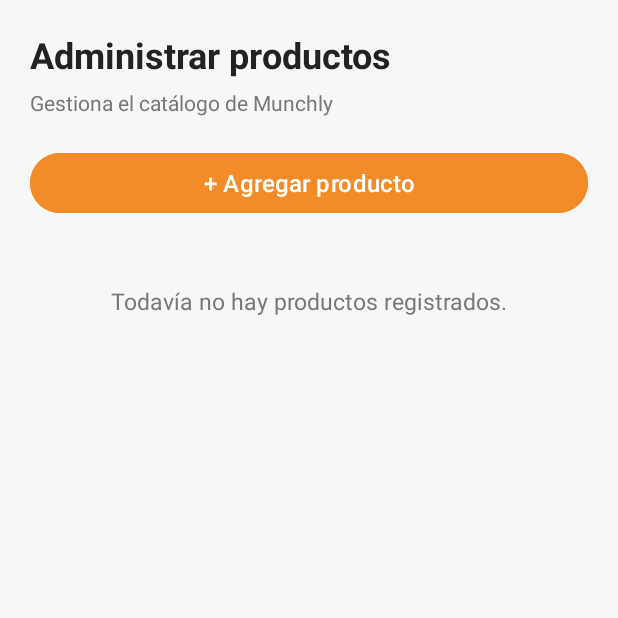
After one commit to Daniel-Ramos-21/Comanda, an Android app: the AdminProductosActivity screen opened directly, with no data from a screen before it, on a phone screen of 412 x 824 dp, the top half of it. The commit adds this screen. Run offline under Robolectric (Android 15) with nearby library versions, the phone set to English and light mode, and no system bars; our stand-ins replace Firebase (no records; nobody signed in at launch, a user with empty details on screens opened directly).

Commit message:
feat/admin-productos

```diff
--- a/app/build.gradle.kts
+++ b/app/build.gradle.kts
@@ -47,4 +47,5 @@ dependencies {
     testImplementation(libs.junit)
     androidTestImplementation(libs.espresso.core)
     androidTestImplementation(libs.ext.junit)
+    implementation(libs.firebase.storage)
 }
--- a/app/src/main/AndroidManifest.xml
+++ b/app/src/main/AndroidManifest.xml
@@ -70,6 +70,11 @@
             android:exported="false" />
 
 
+        <activity
+            android:name=".AdminProductosActivity"
+            android:exported="false" />
+
+
     </application>
 
 </manifest>
--- /dev/null
+++ b/app/src/main/res/layout/activity_admin_productos.xml
@@ -0,0 +1,70 @@
+<?xml version="1.0" encoding="utf-8"?>
+<LinearLayout xmlns:android="http://schemas.android.com/apk/res/android"
+    android:layout_width="match_parent"
+    android:layout_height="match_parent"
+    android:orientation="vertical"
+    android:background="#F7F7F7"
+    android:padding="20dp">
+
+    <TextView
+        android:layout_width="match_parent"
+        android:layout_height="wrap_content"
+        android:text="Administrar productos"
+        android:textColor="#222222"
+        android:textSize="24sp"
+        android:textStyle="bold"
+        android:layout_marginBottom="6dp" />
+
+    <TextView
+        android:layout_width="match_parent"
+        android:layout_height="wrap_content"
+        android:text="Gestiona el catálogo de Munchly"
+        android:textColor="#777777"
+        android:textSize="14sp"
+        android:layout_marginBottom="20dp" />
+
+    <Button
+        android:id="@+id/btnAgregarProducto"
+        android:layout_width="match_parent"
+        android:layout_height="wrap_content"
+        android:text="+ Agregar producto"
+        android:textAllCaps="false"
+        android:textSize="16sp"
+        android:backgroundTint="#F28C28"
+        android:textColor="#FFFFFF"
+        android:layout_marginBottom="20dp" />
+
+    <ProgressBar
+        android:id="@+id/progressBarProductos"
+        android:layout_width="wrap_content"
+        android:layout_height="wrap_content"
+        android:layout_gravity="center"
+        android:visibility="gone"
+        android:layout_marginBottom="12dp" />
+
+    <TextView
+        android:id="@+id/tvVacioProductos"
+        android:layout_width="match_parent"
+        android:layout_height="wrap_content"
+        android:text="Todavía no hay productos registrados."
+        android:textColor="#777777"
+        android:textSize="15sp"
+        android:gravity="center"
+        android:padding="24dp"
+        android:visibility="gone" />
+
+    <ScrollView
+        android:layout_width="match_parent"
+        android:layout_height="0dp"
+        android:layout_weight="1"
+        android:fillViewport="true">
+
+        <LinearLayout
+            android:id="@+id/contenedorProductos"
+            android:layout_width="match_parent"
+            android:layout_height="wrap_content"
+            android:orientation="vertical" />
+
+    </ScrollView>
+
+</LinearLayout>
--- a/gradle/libs.versions.toml
+++ b/gradle/libs.versions.toml
@@ -22,6 +22,7 @@ appcompat = { group = "androidx.appcompat", name = "appcompat", version.ref = "a
 material = { group = "com.google.android.material", name = "material", version.ref = "material" }
 activity-ktx = { group = "androidx.activity", name = "activity-ktx", version.ref = "activityKtx" }
 constraintlayout = { group = "androidx.constraintlayout", name = "constraintlayout", version.ref = "constraintlayout" }
+firebase-storage = { group = "com.google.firebase", name = "firebase-storage" }
 
 firebase-bom = { group = "com.google.firebase", name = "firebase-bom", version.ref = "firebaseBom" }
 firebase-firestore = { group = "com.google.firebase", name = "firebase-firestore" }
```
Also changed, not shown: app/src/main/java/com/example/comanda/AdminActivity.java (+10 -0 lines), app/src/main/java/com/example/comanda/AdminProductosActivity.java (added, +545 -0 lines), app/src/main/res/layout/activity_admin.xml (+11 -0 lines).
